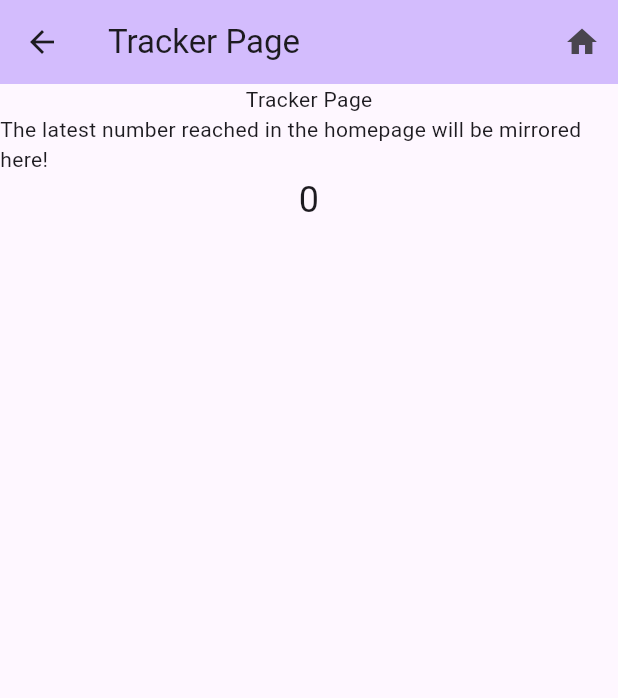
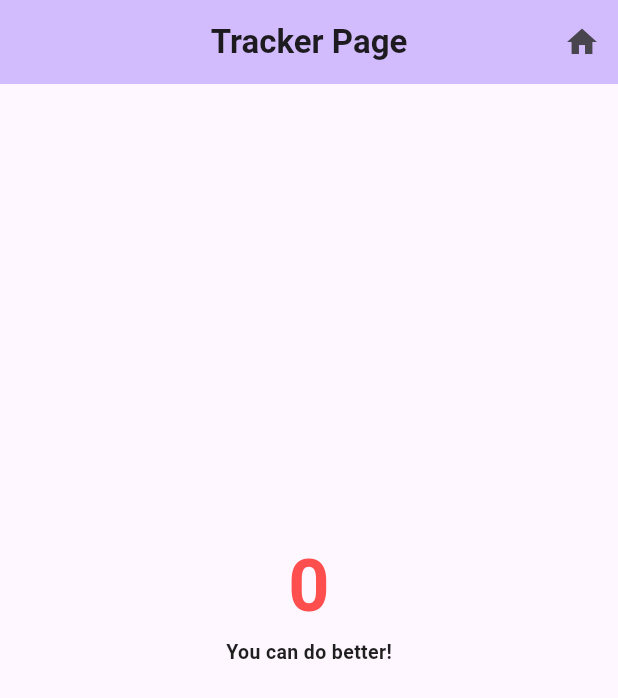
Before and after one commit to Abdalaziz-Badawi/flutterprovider_example, a Flutter app: the screen it shows after launch, after a tap on the "track changes" icon, on a phone screen of 412 x 824 dp. Shown: the top 698 px of the screen. Run offline on Flutter 3.47's test engine with Material 3 defaults, Android fonts, the phone set to English and light mode, and no system bars.

Commit message:
Completed simple implementation of Provider State Management System, in a basic app, built on the base of the flutter counter app. values are updated in the homepage and on the tracker page.

```diff
--- a/lib/pages/homepage.dart
+++ b/lib/pages/homepage.dart
@@ -14,30 +14,12 @@ class MyHomePage extends StatefulWidget {
 }
 
 class _MyHomePageState extends State<MyHomePage> {
-  int _counter = 0;
-
   void _incrementCounter() {
-    setState(() {
-      // This call to setState tells the Flutter framework that something has
-      // changed in this State, which causes it to rerun the build method below
-      // so that the display can reflect the updated values. If we changed
-      // _counter without calling setState(), then the build method would not be
-      // called again, and so nothing would appear to happen.
-      _counter++;
-
-      // Update the tracked number in the provider
-      context.read<TrackerProvider>().updateTracker(newNumber: _counter);
-    });
+    context.read<TrackerProvider>().incrementTracker();
   }
 
   @override
   Widget build(BuildContext context) {
-    // This method is rerun every time setState is called, for instance as done
-    // by the _incrementCounter method above.
-    //
-    // The Flutter framework has been optimized to make rerunning build methods
-    // fast, so that you can just rebuild anything that needs updating rather
-    // than having to individually change instances of widgets.
     return Scaffold(
       appBar: AppBar(
         backgroundColor: Theme.of(context).colorScheme.inversePrimary,
@@ -47,7 +29,7 @@ class _MyHomePageState extends State<MyHomePage> {
           IconButton(
             icon: const Icon(Icons.track_changes),
             onPressed: () {
-              Navigator.pushNamed(context, '/tracker');
+              Navigator.pushReplacementNamed(context, '/tracker');
             },
           ),
         ],
@@ -55,29 +37,15 @@ class _MyHomePageState extends State<MyHomePage> {
       ),
 
       body: Center(
-        // Center is a layout widget. It takes a single child and positions it
-        // in the middle of the parent.
         child: Column(
-          // Column is also a layout widget. It takes a list of children and
-          // arranges them vertically. By default, it sizes itself to fit its
-          // children horizontally, and tries to be as tall as its parent.
-          //
-          // Column has various properties to control how it sizes itself and
-          // how it positions its children. Here we use mainAxisAlignment to
-          // center the children vertically; the main axis here is the vertical
-          // axis because Columns are vertical (the cross axis would be
-          // horizontal).
-          //
-          // TRY THIS: Invoke "debug painting" (choose the "Toggle Debug Paint"
-          // action in the IDE, or press "p" in the console), to see the
-          // wireframe for each widget.
           mainAxisAlignment: MainAxisAlignment.center,
           children: <Widget>[
-            const Text('You have pushed the button this many times:'),
             Text(
-              '$_counter',
+              context.watch<TrackerProvider>().trackedNumber.toString(),
               style: Theme.of(context).textTheme.headlineMedium,
             ),
+            const Text('Is the current value tracked'),
+
           ],
         ),
       ),
@@ -88,9 +56,6 @@ class _MyHomePageState extends State<MyHomePage> {
       ), // This trailing comma makes auto-formatting nicer for build methods.
 
 
-
-
-
     );
   }
 }
--- a/lib/pages/tracker.dart
+++ b/lib/pages/tracker.dart
@@ -18,44 +18,47 @@ class _TrackerState extends State<Tracker> {
   @override
   Widget build(BuildContext context) {
     return Scaffold(
-
       appBar: AppBar(
         backgroundColor: Theme.of(context).colorScheme.inversePrimary,
-        title: Text('Tracker Page'),
+        title: Text('Tracker Page', style: TextStyle(fontWeight: FontWeight.bold),textAlign: TextAlign.center,), centerTitle: true,
 
         actions: [
           IconButton(
             icon: const Icon(Icons.home),
             onPressed: () {
-              Navigator.pushNamed(context, '/homepage');
+              Navigator.pushReplacementNamed(context, '/homepage');
             },
           ),
         ],
-
       ),
 
       body: Column(
         children: [
-          const Text('Tracker Page'),
-          const Text('The latest number reached in the homepage will be mirrored here!'),
+          Column(
+            mainAxisAlignment: MainAxisAlignment.center,
 
-          // You can add a Consumer widget here to listen to changes in the provider
-          // Consumer<TrackerProvider>(
-          //   builder: (context, trackerProvider, child) {
-          //     return Text(
-          //       'Tracked Number: ${trackerProvider.trackedNumber}',
-          //       style: TextStyle(fontSize: 24),
-          //     );
-          //   },
-          // ),
-
-          Text(
-            context.watch<TrackerProvider>().trackedNumber.toString(),
-            style: const TextStyle(fontSize: 24),
-            textAlign: TextAlign.center,
-          ),
+            children: [
+              Container(
+                height: 300,
+                color: Colors.transparent,
+              ),
+              Column(
+                mainAxisAlignment: MainAxisAlignment.center,
 
 
+                children: [
+                  Text(
+                    context.watch<TrackerProvider>().trackedNumber.toString(),
+                    style: const TextStyle(color: Color.fromARGB(255, 255, 78, 78), fontSize: 48, fontWeight: FontWeight.bold),
+                    textAlign: TextAlign.center,
+                  ),
+                  const Text('You can do better!', style: TextStyle(color: Color.fromARGB(255, 32, 31, 31), fontSize: 13, fontWeight: FontWeight.bold)),
+
+                ],
+              )
+
+            ],
+          ),
         ],
       ),
     );
--- a/lib/providers/tracker_provider.dart
+++ b/lib/providers/tracker_provider.dart
@@ -1,18 +1,39 @@
 import 'package:flutter/material.dart';
 
+// class TrackerProvider extends ChangeNotifier {
+//   int trackedNumber ;
+
+//   TrackerProvider({
+//     this.trackedNumber = 0,
+//   });
+
+//   void updateTracker({
+//     required int newNumber,
+//   }) {
+//     trackedNumber = newNumber;
+//     notifyListeners();
+//   }
+
+
+// }
+
+
+
 class TrackerProvider extends ChangeNotifier {
-  int trackedNumber ;
+  int trackedNumber = 0;
 
-  TrackerProvider({
-    this.trackedNumber = 0,
-  });
-
-  void updateTracker({
-    required int newNumber,
-  }) {
+  void updateTracker(int newNumber) {
     trackedNumber = newNumber;
     notifyListeners();
   }
 
+  void incrementTracker() {
+    trackedNumber++;
+    notifyListeners();
+
+
+  }
+
+
 
 }
```
